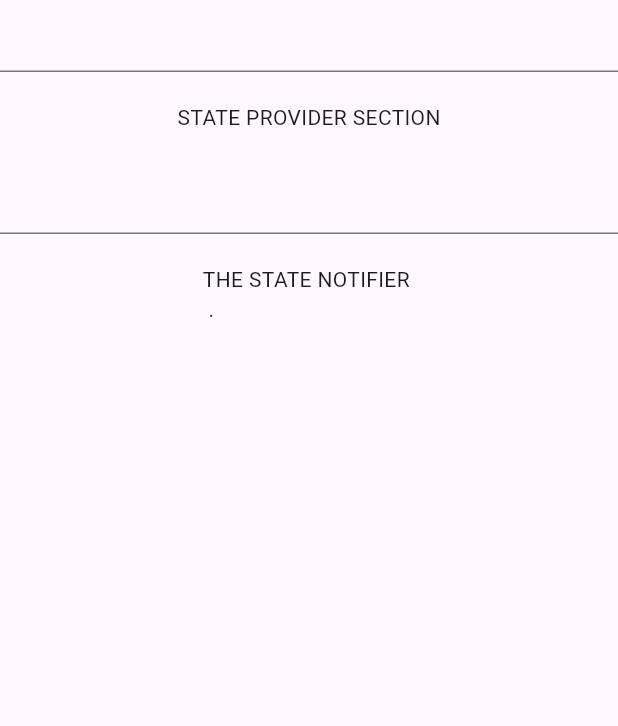
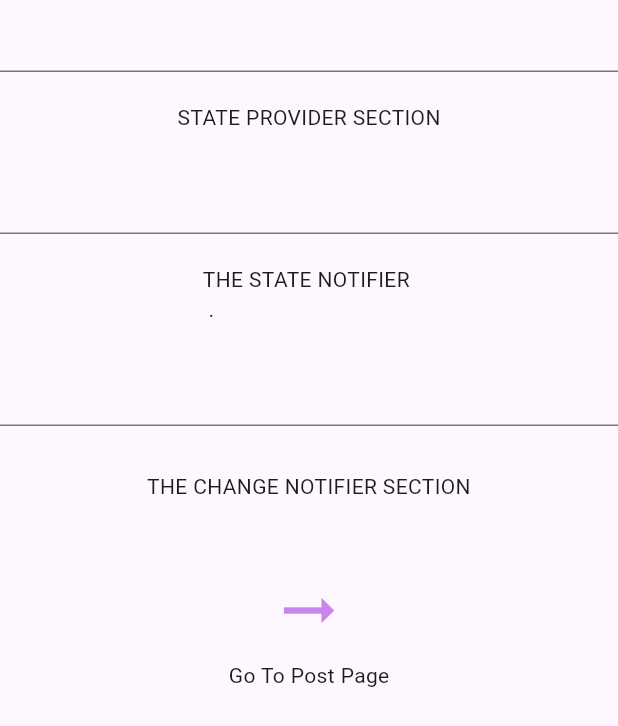
Before and after one commit to Bychrist/riverpod_tutorial, a Flutter app: the screen it shows after launch, on a phone screen of 412 x 824 dp. Shown: the top 726 px of the screen. Run offline on Flutter 3.47's test engine with Material 3 defaults, Android fonts, the phone set to English and light mode, and no system bars; our stand-ins replace flutter_riverpod.

Commit message:
completion of riverpod

```diff
--- a/lib/home_page.dart
+++ b/lib/home_page.dart
@@ -1,6 +1,7 @@
 import 'package:flutter/material.dart';
 import 'package:flutter_riverpod/flutter_riverpod.dart';
 import 'package:riverpod_tutorial/main.dart';
+import 'package:riverpod_tutorial/post_page.dart';
 
 class HomePage extends StatelessWidget {
   const HomePage({super.key});
@@ -12,13 +13,19 @@ class HomePage extends StatelessWidget {
     ref.read(userProvider.notifier).updateName(name);
   }
 
+  void onSubmitUserChangeNotifier(WidgetRef ref, String n) {
+    ref.read(userChangeProvider).updateName(n);
+  }
+
   @override
   Widget build(BuildContext context) {
     return Consumer(
       builder: (context, ref, child) {
         final name = ref.watch(nameProvider) ?? '';
         final user = ref.watch(userProvider);
-        return Scaffold(
+        final userChange = ref.watch(userChangeProvider);
+        return SafeArea(
+          child: Scaffold(
             body: Center(
               child: Column(
                 children: [
@@ -37,7 +44,40 @@ class HomePage extends StatelessWidget {
                   Text(
                     'THE STATE NOTIFIER \n ${user.name}.',
                   ),
+                  const SizedBox(
+                    height: 20,
+                  ),
+                  TextField(
+                    onSubmitted: (value) =>
+                        onSubmitUserChangeNotifier(ref, value),
+                  ),
+                  const SizedBox(
+                    height: 10,
+                  ),
+                  Text(
+                    ' \n THE CHANGE NOTIFIER SECTION \n  ${userChange.user.name}',
+                  ),
+                  const SizedBox(
+                    height: 20,
+                  ),
+                  IconButton(
+                    onPressed: (() {
+                      Navigator.push(
+                        context,
+                        MaterialPageRoute(
+                          builder: (BuildContext context) => const PostPage(),
+                        ),
+                      );
+                    }),
+                    icon: const Icon(Icons.arrow_right_alt),
+                    color: const Color.fromARGB(255, 201, 133, 233),
+                    iconSize: 50,
+                  ),
+                  const Text(
+                    'Go To Post Page',
+                  ),
                 ],
+              ),
             ),
           ),
         );
--- a/lib/main.dart
+++ b/lib/main.dart
@@ -1,7 +1,11 @@
+import 'dart:convert';
+
 import 'package:flutter/material.dart';
 import 'package:flutter_riverpod/flutter_riverpod.dart';
 import 'package:riverpod_tutorial/home_page.dart';
+import 'package:riverpod_tutorial/posts.dart';
 import 'package:riverpod_tutorial/user.dart';
+import 'package:http/http.dart' as http;
 
 final nameProvider = StateProvider<String?>((ref) => null);
 final userProvider = StateNotifierProvider<UserNotifier, User>(
@@ -9,6 +13,14 @@ final userProvider = StateNotifierProvider<UserNotifier, User>(
     const User(name: '', age: 0),
   ),
 );
+
+final userChangeProvider =
+    ChangeNotifierProvider((ref) => UserChangeNotifier());
+
+final fetchPostProvider = FutureProvider((ref) {
+  const url = 'https://jsonplaceholder.typicode.com/posts/1';
+  return http.get(Uri.parse(url)).then((value) => Post.fromJson(value.body));
+});
 
 void main() {
   runApp(const ProviderScope(
--- /dev/null
+++ b/lib/posts.dart
@@ -0,0 +1,60 @@
+// ignore_for_file: public_member_api_docs, sort_constructors_first
+import 'dart:convert';
+
+class Post {
+  final int id;
+  final String title;
+  final String body;
+
+  Post({
+    required this.id,
+    required this.title,
+    required this.body,
+  });
+
+  Post copyWith({
+    int? id,
+    String? title,
+    String? body,
+  }) {
+    return Post(
+      id: id ?? this.id,
+      title: title ?? this.title,
+      body: body ?? this.body,
+    );
+  }
+
+  Map<String, dynamic> toMap() {
+    return <String, dynamic>{
+      'id': id,
+      'title': title,
+      'body': body,
+    };
+  }
+
+  factory Post.fromMap(Map<String, dynamic> map) {
+    return Post(
+      id: map['id'] as int,
+      title: map['title'] as String,
+      body: map['body'] as String,
+    );
+  }
+
+  String toJson() => json.encode(toMap());
+
+  factory Post.fromJson(String source) =>
+      Post.fromMap(json.decode(source) as Map<String, dynamic>);
+
+  @override
+  String toString() => 'Post(id: $id, title: $title, body: $body)';
+
+  @override
+  bool operator ==(covariant Post other) {
+    if (identical(this, other)) return true;
+
+    return other.id == id && other.title == title && other.body == body;
+  }
+
+  @override
+  int get hashCode => id.hashCode ^ title.hashCode ^ body.hashCode;
+}
--- a/pubspec.yaml
+++ b/pubspec.yaml
@@ -36,6 +36,7 @@ dependencies:
   # Use with the CupertinoIcons class for iOS style icons.
   cupertino_icons: ^1.0.8
   flutter_riverpod: ^2.6.1
+  http: ^1.2.2
 
 dev_dependencies:
   flutter_test:
```
Also changed, not shown: lib/post_page.dart (added, +75 -0 lines), lib/user.dart (+15 -0 lines), pubspec.lock. Lines whose indentation alone changed are shown as unchanged.
